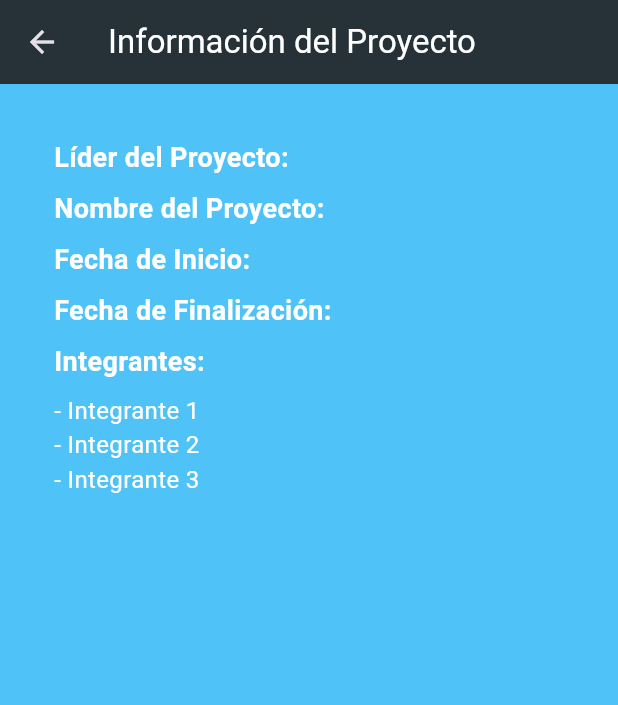
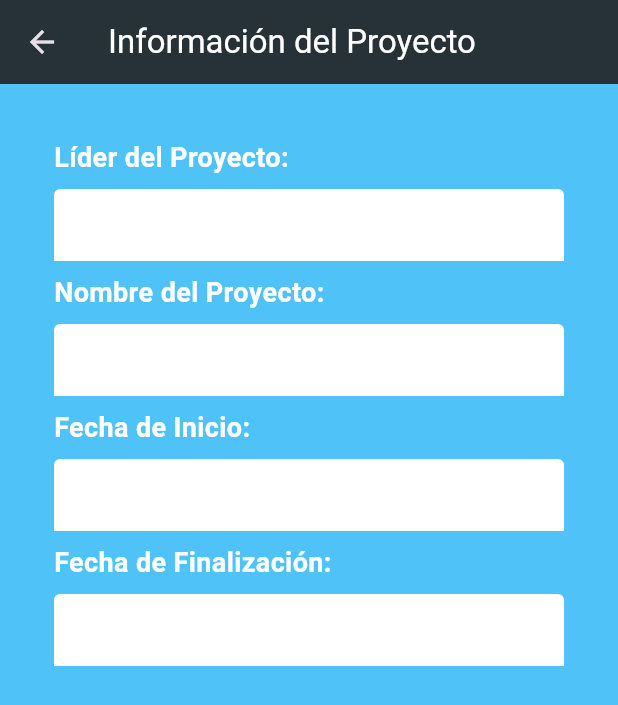
Before and after one commit to Zeustk/ManagerProject, a Flutter app: the DetalleProyectoPage screen opened directly, on a phone screen of 412 x 824 dp. Shown: the top 705 px of the screen. Run offline on Flutter 3.47's test engine with Material 3 defaults, Android fonts, the phone set to English and light mode, and no system bars; our stand-ins replace eva_icons_flutter, firebase_auth, firebase_core, flutter_secure_storage, font_awesome_flutter, get and 2 more; missing offline and left inert: dart:ffi; accounts and stored records are empty.

Commit message:
agregando informacion detalles proyectos

```diff
--- a/lib/src/ui/Page/Proyectos/detalleProyecto.dart
+++ b/lib/src/ui/Page/Proyectos/detalleProyecto.dart
@@ -11,9 +11,14 @@ class DetalleProyectoPage extends StatelessWidget {
         ),
         backgroundColor: Colors.blueGrey[900],
       ),
-      body: Padding(
+      body: SafeArea(
+        child: SingleChildScrollView(
+          scrollDirection: Axis.vertical,
+          child: Padding(
             padding: EdgeInsets.all(20.0),
             child: _DetalleProyecto(),
+          ),
+        ),
       ),
     );
   }
@@ -31,12 +36,27 @@ class _DetalleProyecto extends StatelessWidget {
         child: Column(
           crossAxisAlignment: CrossAxisAlignment.start,
           children: [
+            Column(
+              crossAxisAlignment: CrossAxisAlignment.start,
+              children: [
                 Text(
                   'Líder del Proyecto:',
                   style: TextStyle(
                     fontSize: 18.0,
                     fontWeight: FontWeight.bold,
                     color: Colors.white,
+                  ),
+                ),
+                SizedBox(height: 8),
+                TextField(
+                  style: TextStyle(
+                    fontSize: 18.0,
+                    color: Colors.white,
+                  ),
+                  decoration: InputDecoration(
+                    border: InputBorder.none,
+                    fillColor: Colors.white,
+                    filled: true,
                   ),
                 ),
                 SizedBox(height: 8),
@@ -49,12 +69,36 @@ class _DetalleProyecto extends StatelessWidget {
                   ),
                 ),
                 SizedBox(height: 8),
+                TextField(
+                  style: TextStyle(
+                    fontSize: 18.0,
+                    color: Colors.white,
+                  ),
+                  decoration: InputDecoration(
+                    border: InputBorder.none,
+                    fillColor: Colors.white,
+                    filled: true,
+                  ),
+                ),
+                SizedBox(height: 8),
                 Text(
                   'Fecha de Inicio:',
                   style: TextStyle(
                     fontSize: 18.0,
                     fontWeight: FontWeight.bold,
                     color: Colors.white,
+                  ),
+                ),
+                SizedBox(height: 8),
+                TextField(
+                  style: TextStyle(
+                    fontSize: 18.0,
+                    color: Colors.white,
+                  ),
+                  decoration: InputDecoration(
+                    border: InputBorder.none,
+                    fillColor: Colors.white,
+                    filled: true,
                   ),
                 ),
                 SizedBox(height: 8),
@@ -67,29 +111,19 @@ class _DetalleProyecto extends StatelessWidget {
                   ),
                 ),
                 SizedBox(height: 8),
-            Text(
-              'Integrantes:',
+                TextField(
                   style: TextStyle(
                     fontSize: 18.0,
-                fontWeight: FontWeight.bold,
                     color: Colors.white,
                   ),
+                  decoration: InputDecoration(
+                    border: InputBorder.none,
+                    fillColor: Colors.white,
+                    filled: true,
                   ),
-
-            SizedBox(height: 8),
-            Text(
-              '- Integrante 1',
-              style: TextStyle(fontSize: 16, color: Colors.white),
                 ),
-            Text(
-              '- Integrante 2',
-              style: TextStyle(fontSize: 16, color: Colors.white),
+              ],
             ),
-            Text(
-              '- Integrante 3',
-              style: TextStyle(fontSize: 16, color: Colors.white),
-            ),
-            // Agrega más integrantes si es necesario
           ],
         ),
       ),
--- a/lib/src/ui/Page/Proyectos/verProyectos.dart
+++ b/lib/src/ui/Page/Proyectos/verProyectos.dart
@@ -47,8 +47,7 @@ class _Ver_ProyectosState extends State<Ver_Proyectos> {
 
   @override
   Widget build(BuildContext context) {
-
-    String tipo= Get.arguments as String;
+    /* String tipo = Get.arguments as String; */
 
     return Scaffold(
       bottomNavigationBar: BotonNavi(),
@@ -121,14 +120,11 @@ class _Ver_ProyectosState extends State<Ver_Proyectos> {
                       padding: const EdgeInsets.symmetric(vertical: 16.0),
                       child: GestureDetector(
                         onTap: () {
-
-                          if (tipo[0]=='M'){
+                          /* if (tipo[0] == 'M') {
                             Get.to(DetalleProyectoPage());
-                          }
-                          else{
+                          } else {
                             Get.to(Ver_Tareas());
-
-                          }
+                          } */
 
                           print('Tapped on project: ${proyecto.nombre}');
                         },
--- a/lib/src/ui/Page/Tareas/verTarea.dart
+++ b/lib/src/ui/Page/Tareas/verTarea.dart
@@ -57,15 +57,15 @@ class _Ver_TareasState extends State<Ver_Tareas> {
             Row(
               children: [
                 Padding(
-                  padding: const EdgeInsets.only(right: 4, left: 2),
+                  padding: const EdgeInsets.only(right: 4, left: 2, bottom: 40),
                   child: Boton_next(texto: 'Todos'),
                 ),
                 Padding(
-                  padding: const EdgeInsets.only(right: 4),
+                  padding: const EdgeInsets.only(right: 4, bottom: 40),
                   child: Boton_next(texto: 'Proceso'),
                 ),
                 Padding(
-                  padding: const EdgeInsets.only(right: 0),
+                  padding: const EdgeInsets.only(right: 0, bottom: 40),
                   child: Boton_next(texto: 'Completados'),
                 ),
               ],
@@ -76,7 +76,7 @@ class _Ver_TareasState extends State<Ver_Tareas> {
                 return GestureDetector(
                   onTap: () {
                     // Acción al tocar una tarea (puede navegar a la pantalla de detalles)
-                    Get.to(DetalleTarea(),arguments: tarea);
+                    Get.to(DetalleTarea(), arguments: tarea);
                   },
                   child: Column(
                     children: [
--- a/lib/src/ui/app.dart
+++ b/lib/src/ui/app.dart
@@ -5,7 +5,6 @@ import 'package:manager_proyect/src/ui/Page/Usuarios/PerfilUsuario.dart';
 import 'package:manager_proyect/src/ui/Page/home/Principal.dart';
 
 import 'package:manager_proyect/src/constante/constantes.dart';
-
 
 class MyApp extends StatelessWidget {
   const MyApp({super.key});
@@ -17,7 +16,6 @@ class MyApp extends StatelessWidget {
       title: 'Login Page',
       home: Principal(),
       getPages: [
-
         GetPage(name: '/profile', page: () => Perfil_Usuario()),
       ],
       theme: ThemeData(
```
Lines whose indentation alone changed are shown as unchanged.
